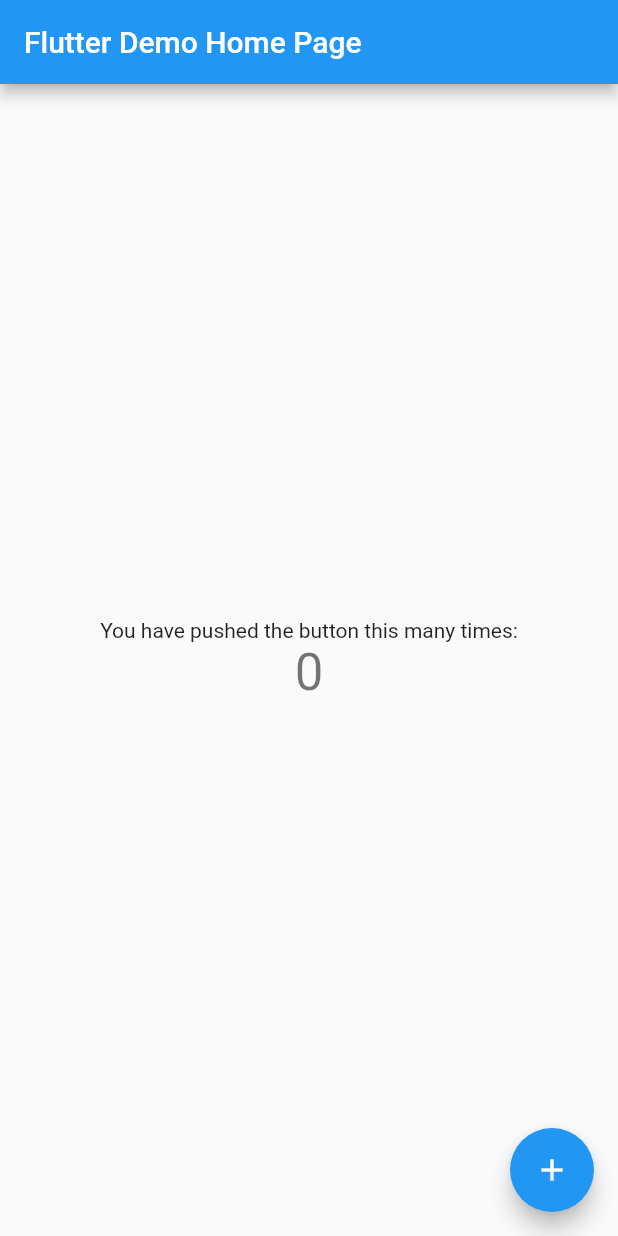
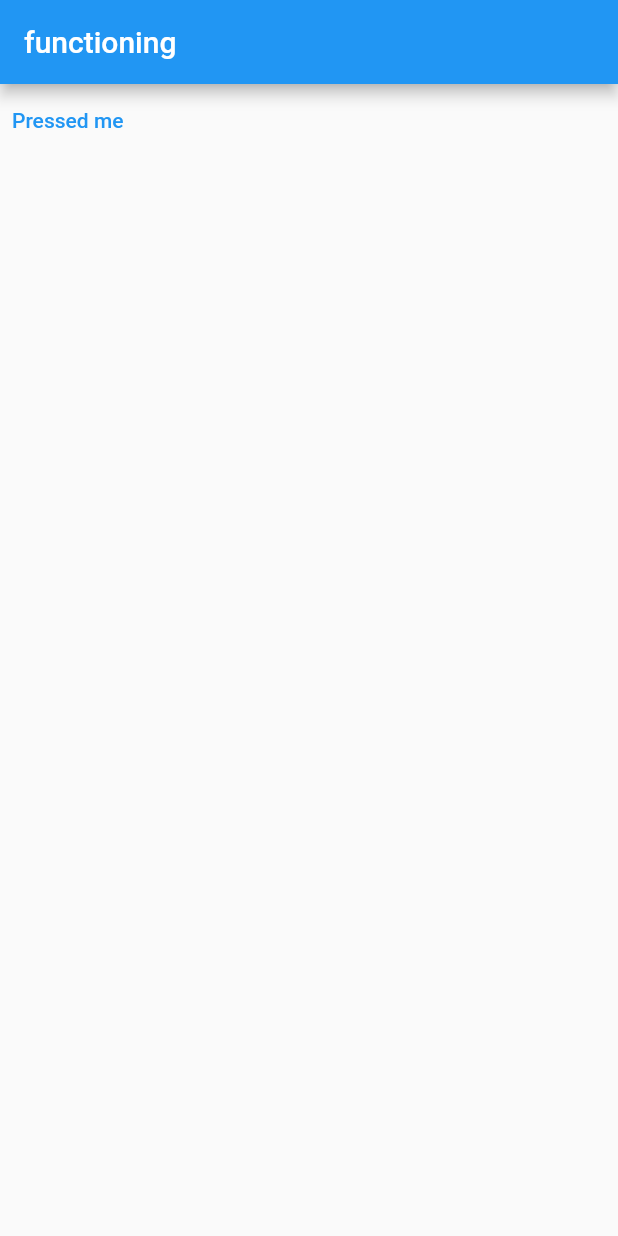
Before and after one commit to JPMaurya3/setstate, a Flutter app: the screen it shows after launch, on a phone screen of 412 x 824 dp. Run offline on Flutter 3.47's test engine with Material 2 defaults, Android fonts, the phone set to English and light mode, and no system bars.

Commit message:
test git command

```diff
--- /dev/null
+++ b/lib/home_page.dart
@@ -0,0 +1,24 @@
+import 'package:flutter/material.dart';
+
+class HomePage extends StatefulWidget {
+  const HomePage({super.key});
+
+  @override
+  State<HomePage> createState() => _HomePageState();
+}
+
+class _HomePageState extends State<HomePage> {
+  getPressedValue() {
+    print("answer choosen");
+  }
+
+  @override
+  Widget build(BuildContext context) {
+    return Scaffold(
+      appBar: AppBar(title: const Text("functioning")),
+      body: Column(children: [
+        TextButton(onPressed: getPressedValue, child: Text("Pressed me"))
+      ]),
+    );
+  }
+}
--- a/lib/main.dart
+++ b/lib/main.dart
@@ -1,4 +1,5 @@
 import 'package:flutter/material.dart';
+import 'package:flutter_todo_sample/home_page.dart';
 
 void main() {
   runApp(const MyApp());
@@ -24,92 +25,7 @@
         // is not restarted.
         primarySwatch: Colors.blue,
       ),
-      home: const MyHomePage(title: 'Flutter Demo Home Page'),
+      home: const HomePage(),
     );
   }
 }
-
-class MyHomePage extends StatefulWidget {
-  const MyHomePage({super.key, required this.title});
-
-  // This widget is the home page of your application. It is stateful, meaning
-  // that it has a State object (defined below) that contains fields that affect
-  // how it looks.
-
-  // This class is the configuration for the state. It holds the values (in this
-  // case the title) provided by the parent (in this case the App widget) and
-  // used by the build method of the State. Fields in a Widget subclass are
-  // always marked "final".
-
-  final String title;
-
-  @override
-  State<MyHomePage> createState() => _MyHomePageState();
-}
-
-class _MyHomePageState extends State<MyHomePage> {
-  int _counter = 0;
-
-  void _incrementCounter() {
-    setState(() {
-      // This call to setState tells the Flutter framework that something has
-      // changed in this State, which causes it to rerun the build method below
-      // so that the display can reflect the updated values. If we changed
-      // _counter without calling setState(), then the build method would not be
-      // called again, and so nothing would appear to happen.
-      _counter++;
-    });
-  }
-
-  @override
-  Widget build(BuildContext context) {
-    // This method is rerun every time setState is called, for instance as done
-    // by the _incrementCounter method above.
-    //
-    // The Flutter framework has been optimized to make rerunning build methods
-    // fast, so that you can just rebuild anything that needs updating rather
-    // than having to individually change instances of widgets.
-    return Scaffold(
-      appBar: AppBar(
-        // Here we take the value from the MyHomePage object that was created by
-        // the App.build method, and use it to set our appbar title.
-        title: Text(widget.title),
-      ),
-      body: Center(
-        // Center is a layout widget. It takes a single child and positions it
-        // in the middle of the parent.
-        child: Column(
-          // Column is also a layout widget. It takes a list of children and
-          // arranges them vertically. By default, it sizes itself to fit its
-          // children horizontally, and tries to be as tall as its parent.
-          //
-          // Invoke "debug painting" (press "p" in the console, choose the
-          // "Toggle Debug Paint" action from the Flutter Inspector in Android
-          // Studio, or the "Toggle Debug Paint" command in Visual Studio Code)
-          // to see the wireframe for each widget.
-          //
-          // Column has various properties to control how it sizes itself and
-          // how it positions its children. Here we use mainAxisAlignment to
-          // center the children vertically; the main axis here is the vertical
-          // axis because Columns are vertical (the cross axis would be
-          // horizontal).
-          mainAxisAlignment: MainAxisAlignment.center,
-          children: <Widget>[
-            const Text(
-              'You have pushed the button this many times:',
-            ),
-            Text(
-              '$_counter',
-              style: Theme.of(context).textTheme.headlineMedium,
-            ),
-          ],
-        ),
-      ),
-      floatingActionButton: FloatingActionButton(
-        onPressed: _incrementCounter,
-        tooltip: 'Increment',
-        child: const Icon(Icons.add),
-      ), // This trailing comma makes auto-formatting nicer for build methods.
-    );
-  }
-}
```
